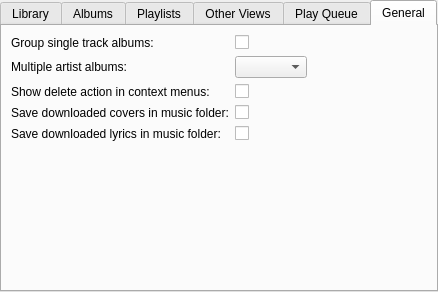
Above: gui/interfacesettings.ui from polpo/cantata-mac before the change. Below: the same form after it.
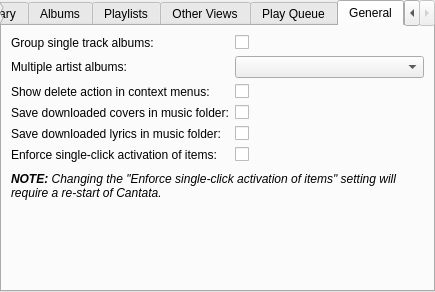
That is the form after the change. The open tabs and pages were chosen to show the change. Custom widgets are drawn as their Qt base class.

Commit message: Add a gui setting to control the enforcement of single-click. BUG:76

```diff
--- a/gui/interfacesettings.ui
+++ b/gui/interfacesettings.ui
@@ -6,7 +6,7 @@
    <rect>
     <x>0</x>
     <y>0</y>
-    <width>438</width>
+    <width>435</width>
     <height>292</height>
    </rect>
   </property>
@@ -380,10 +380,9 @@
       <attribute name="title">
        <string>General</string>
       </attribute>
+      <layout class="QVBoxLayout" name="verticalLayout_3">
+       <item>
       <layout class="QFormLayout" name="formLayout_4">
-       <property name="fieldGrowthPolicy">
-        <enum>QFormLayout::ExpandingFieldsGrow</enum>
-       </property>
        <item row="0" column="0">
         <widget class="BuddyLabel" name="label_7">
          <property name="text">
@@ -461,6 +460,60 @@
          </property>
         </widget>
        </item>
+         <item row="5" column="0">
+          <widget class="BuddyLabel" name="forceSingleClick_label">
+           <property name="text">
+            <string>Enforce single-click activation of items:</string>
+           </property>
+           <property name="buddy">
+            <cstring>forceSingleClick</cstring>
+           </property>
+          </widget>
+         </item>
+         <item row="5" column="1">
+          <widget class="QCheckBox" name="forceSingleClick">
+           <property name="text">
+            <string/>
+           </property>
+          </widget>
+         </item>
+        </layout>
+       </item>
+       <item>
+        <spacer name="verticalSpacer_2">
+         <property name="orientation">
+          <enum>Qt::Vertical</enum>
+         </property>
+         <property name="sizeType">
+          <enum>QSizePolicy::Fixed</enum>
+         </property>
+         <property name="sizeHint" stdset="0">
+          <size>
+           <width>20</width>
+           <height>4</height>
+          </size>
+         </property>
+        </spacer>
+       </item>
+       <item>
+        <widget class="QLabel" name="label_9">
+         <property name="sizePolicy">
+          <sizepolicy hsizetype="Preferred" vsizetype="MinimumExpanding">
+           <horstretch>0</horstretch>
+           <verstretch>0</verstretch>
+          </sizepolicy>
+         </property>
+         <property name="text">
+          <string>&lt;i&gt;&lt;b&gt;NOTE:&lt;/b&gt; Changing the &quot;Enforce single-click activation of items&quot; setting will require a re-start of Cantata.&lt;/i&gt;</string>
+         </property>
+         <property name="alignment">
+          <set>Qt::AlignLeading|Qt::AlignLeft|Qt::AlignTop</set>
+         </property>
+         <property name="wordWrap">
+          <bool>true</bool>
+         </property>
+        </widget>
+       </item>
       </layout>
      </widget>
     </widget>
```
Left out of the diff: 1 changed line with no effect on the pictures. Lines whose indentation alone changed are shown as unchanged. The commit also changes 2 other files.
